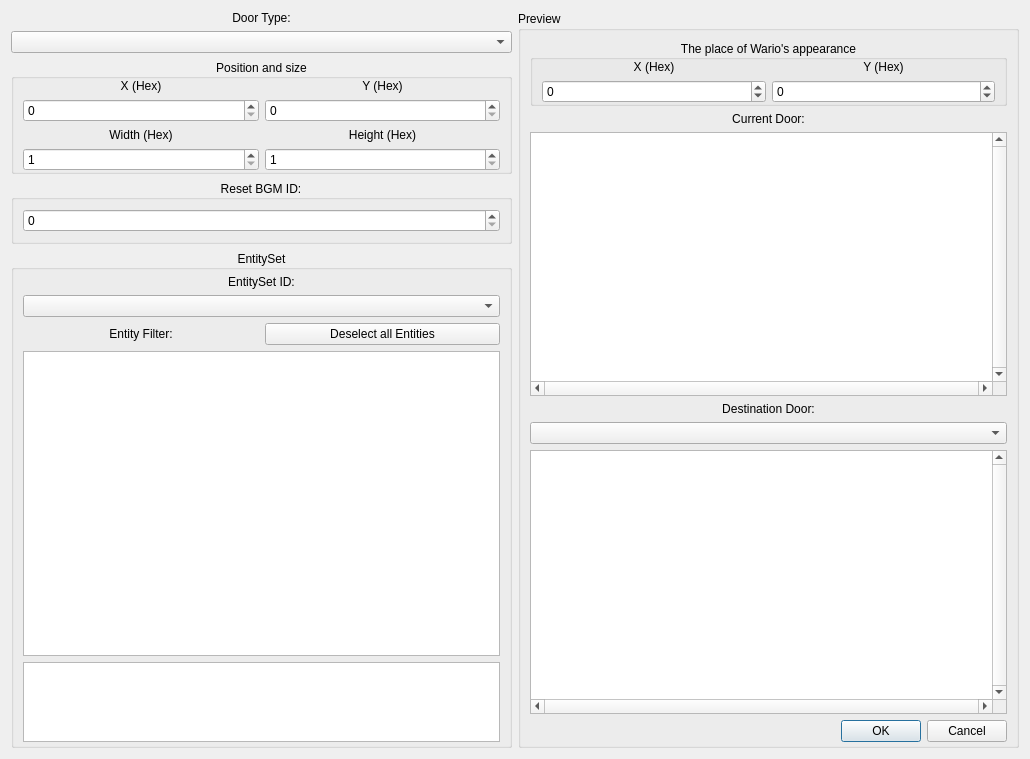
wario-land/WL4Editor, file Dialog/DoorConfigDialog.ui: the form before one commit.
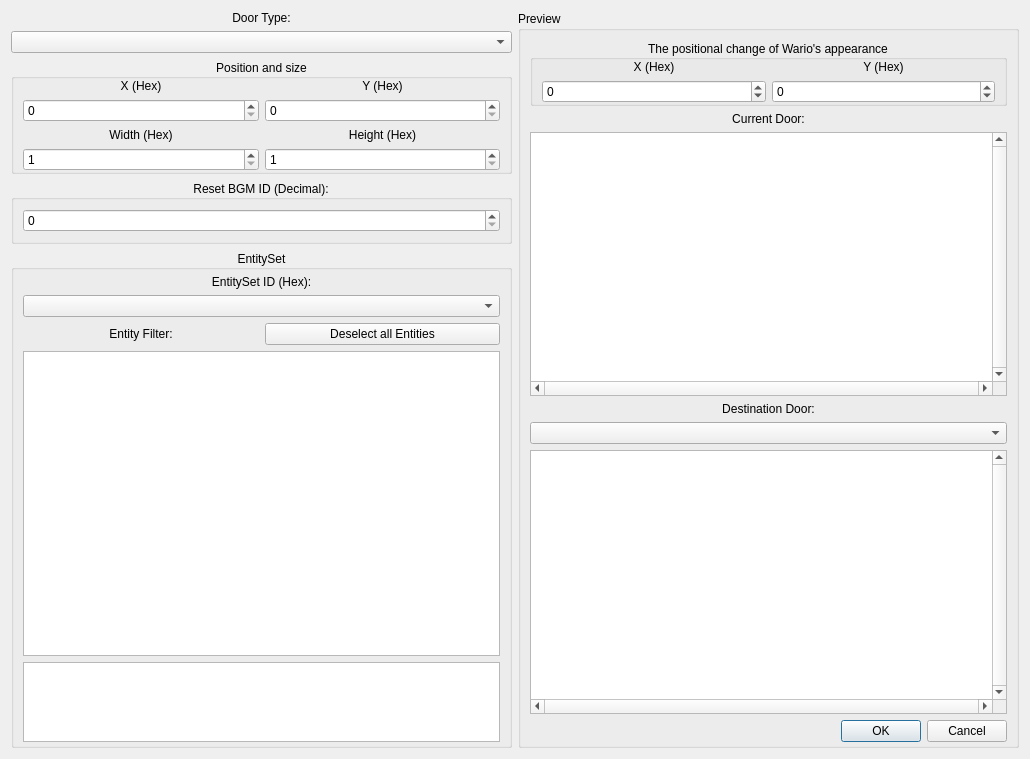
The form after the commit.

Commit message: more hint on Door Config UI about hex and dec showing

Patch:
```diff
--- a/Dialog/DoorConfigDialog.ui
+++ b/Dialog/DoorConfigDialog.ui
@@ -201,7 +201,7 @@
         </sizepolicy>
        </property>
        <property name="title">
-        <string>Reset BGM ID:</string>
+        <string>Reset BGM ID (Decimal):</string>
        </property>
        <property name="alignment">
         <set>Qt::AlignCenter</set>
@@ -247,7 +247,7 @@
            </sizepolicy>
           </property>
           <property name="text">
-           <string>EntitySet ID:</string>
+           <string>EntitySet ID (Hex):</string>
           </property>
           <property name="alignment">
            <set>Qt::AlignCenter</set>
@@ -369,7 +369,7 @@
            </sizepolicy>
           </property>
           <property name="title">
-           <string>The place of Wario's appearance</string>
+           <string>The positional change of Wario's appearance</string>
           </property>
           <property name="alignment">
            <set>Qt::AlignCenter</set>
```
